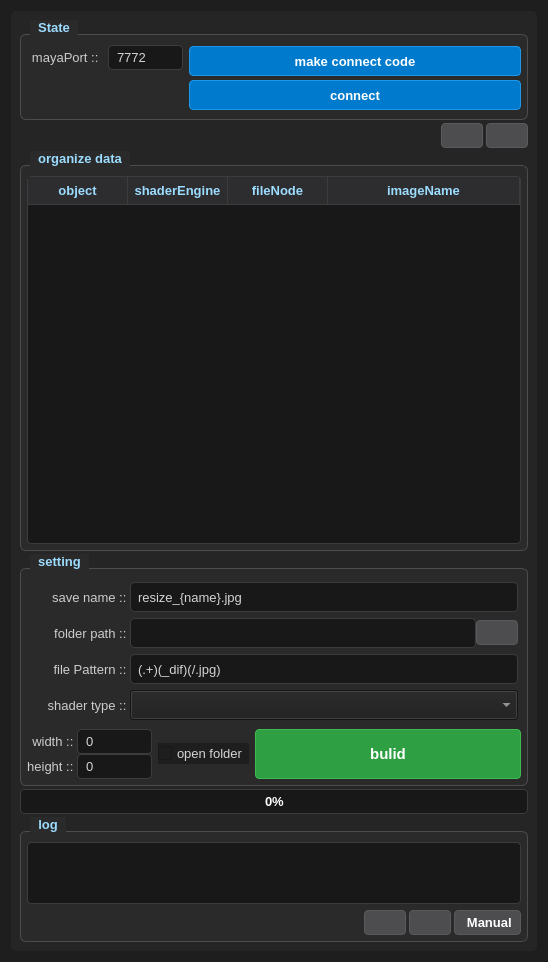
First picture: the form in resizeImgManager/2026-06-01_release/resizeImgManager/resizeImgManager.ui, repository lalasin2002/newStorege, before the edit.
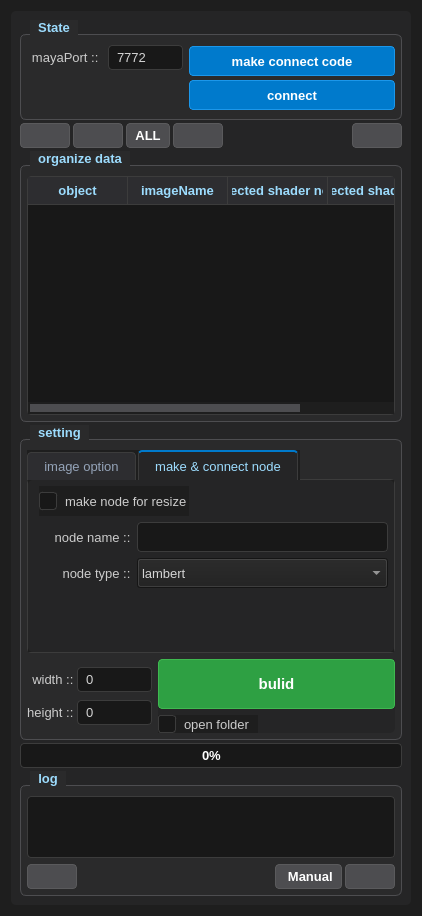
Second picture: the form after the edit. The open tabs and pages were chosen to show the change. Icons and pictures are not drawn.

What changed in the file:
```diff
--- a/resizeImgManager/2026-06-01_release/resizeImgManager/resizeImgManager.ui
+++ b/resizeImgManager/2026-06-01_release/resizeImgManager/resizeImgManager.ui
@@ -6,8 +6,8 @@
    <rect>
     <x>0</x>
     <y>0</y>
-    <width>548</width>
-    <height>962</height>
+    <width>418</width>
+    <height>916</height>
    </rect>
   </property>
   <property name="windowTitle">
@@ -124,6 +124,9 @@
 }
 
 /* tool / icon-only button — 아이콘 버튼들 */
+QPushButton#open_organizeData_Btn,
+QPushButton#organizeData_Btn,
+QPushButton#selectAll_organizeData_Btn,
 QPushButton#info_Btn,
 QPushButton#reload_organizeData_Btn,
 QPushButton#clean_organizeData_Btn,
@@ -336,10 +339,83 @@
 
 QScrollBar::add-page:horizontal, QScrollBar::sub-page:horizontal {
     background: none;
+}
+
+
+/* ---- TabWidget ------------------------------------------- */
+QTabWidget::pane {
+    border: 1px solid #3C3C3C;
+    background-color: #252526; /* 패널 기본 색상과 일치 */
+    border-radius: 4px;
+    margin-top: -1px; /* 탭 바와 자연스럽게 이어지도록 경계선 겹침 */
+}
+
+QTabBar::tab {
+    background-color: #2D2D30; /* 비활성화된 탭 배경 */
+    color: #94A3B8; /* 비활성화된 탭 글자색 (살짝 어둡게) */
+    border: 1px solid #3C3C3C;
+    border-bottom: none; /* 아래쪽 테두리를 없애서 패널과 이어지게 함 */
+    border-top-left-radius: 4px;
+    border-top-right-radius: 4px;
+    padding: 6px 16px;
+    margin-right: 2px; /* 탭 사이의 간격 */
+}
+
+QTabBar::tab:hover {
+    background-color: #3E3E42;
+    color: #FFFFFF;
+}
+
+QTabBar::tab:selected {
+    background-color: #252526; /* 선택된 탭은 패널과 동일한 배경색 */
+    color: #9CDCFE; /* 기존 GroupBox 타이틀과 동일한 포인트 색상 */
+    border-top: 2px solid #007ACC; /* VSCode 스타일 파란색 상단 라인 */
+}
+
+QTabBar::tab:!selected {
+    margin-top: 2px; /* 선택되지 않은 탭은 살짝 내려가 보이도록 입체감 부여 */
+}
+
+/* ---- CheckBox -------------------------------------------- */
+QCheckBox {
+    color: #CCCCCC;
+    spacing: 8px; /* 체크박스 네모와 글자 사이의 간격 */
+    font-size: 10pt;
+}
+
+/* 체크박스의 네모 박스(Indicator) 기본 상태 */
+QCheckBox::indicator {
+    width: 16px;
+    height: 16px;
+    background-color: #181818; /* 텍스트 입력창과 동일한 배경 */
+    border: 1px solid #3C3C3C;
+    border-radius: 3px;
+}
+
+/* 마우스를 올렸을 때 (Hover) */
+QCheckBox::indicator:hover {
+    border: 1px solid #007ACC; /* 옅은 파란색 테두리로 피드백 */
+    background-color: #1E1E1E;
+}
+
+/* 체크가 되었을 때 (Checked) */
+QCheckBox::indicator:checked {
+    background-color: #007ACC; /* VSCode 특유의 파란색 포인트 */
+    border: 1px solid #1C97EA;
+}
+
+/* 비활성화 상태일 때 (Disabled) */
+QCheckBox::indicator:disabled {
+    background-color: #2A2A2A;
+    border: 1px solid #3C3C3C;
+}
+
+QCheckBox:disabled {
+    color: #5A5A5A;
 }</string>
   </property>
-  <layout class="QVBoxLayout" name="verticalLayout_7">
-   <item>
+  <layout class="QGridLayout" name="gridLayout">
+   <item row="0" column="0">
     <widget class="QFrame" name="frame">
      <property name="minimumSize">
       <size>
@@ -347,13 +423,16 @@
        <height>0</height>
       </size>
      </property>
+     <property name="styleSheet">
+      <string notr="true"/>
+     </property>
      <property name="frameShape">
       <enum>QFrame::Shape::StyledPanel</enum>
      </property>
      <property name="frameShadow">
       <enum>QFrame::Shadow::Raised</enum>
      </property>
-     <layout class="QVBoxLayout" name="verticalLayout_5">
+     <layout class="QVBoxLayout" name="verticalLayout_5" stretch="0,0,0,2,0,0,0">
       <property name="spacing">
        <number>3</number>
       </property>
@@ -512,32 +591,65 @@
       </item>
       <item>
        <layout class="QHBoxLayout" name="organizeDataBtn_H">
-        <item>
-         <spacer name="horizontalSpacer_2">
-          <property name="orientation">
-           <enum>Qt::Orientation::Horizontal</enum>
-          </property>
-          <property name="sizeHint" stdset="0">
-           <size>
-            <width>40</width>
-            <height>20</height>
-           </size>
-          </property>
-         </spacer>
-        </item>
         <item>
          <layout class="QHBoxLayout" name="organizeDataBtn_subH">
           <property name="spacing">
            <number>3</number>
           </property>
+          <property name="leftMargin">
+           <number>0</number>
+          </property>
+          <property name="topMargin">
+           <number>0</number>
+          </property>
+          <property name="rightMargin">
+           <number>0</number>
+          </property>
+          <property name="bottomMargin">
+           <number>0</number>
+          </property>
           <item>
            <widget class="QPushButton" name="reload_organizeData_Btn">
+            <property name="minimumSize">
+             <size>
+              <width>42</width>
+              <height>0</height>
+             </size>
+            </property>
             <property name="maximumSize">
              <size>
+              <width>50</width>
+              <height>25</height>
+             </size>
+            </property>
+            <property name="sizeIncrement">
+             <size>
               <width>25</width>
               <height>25</height>
              </size>
             </property>
+            <property name="text">
+             <string/>
+            </property>
+            <property name="icon">
+             <iconset theme="QIcon::ThemeIcon::SystemReboot"/>
+            </property>
+           </widget>
+          </item>
+          <item>
+           <widget class="QPushButton" name="organizeData_Btn">
+            <property name="minimumSize">
+             <size>
+              <width>42</width>
+              <height>0</height>
+             </size>
+            </property>
+            <property name="maximumSize">
+             <size>
+              <width>50</width>
+              <height>25</height>
+             </size>
+            </property>
             <property name="sizeIncrement">
              <size>
               <width>25</width>
@@ -552,11 +664,45 @@
             </property>
            </widget>
           </item>
+          <item>
+           <widget class="QPushButton" name="selectAll_organizeData_Btn">
+            <property name="minimumSize">
+             <size>
+              <width>42</width>
+              <height>0</height>
+             </size>
+            </property>
+            <property name="maximumSize">
+             <size>
+              <width>50</width>
+              <height>25</height>
+             </size>
+            </property>
+            <property name="sizeIncrement">
+             <size>
+              <width>0</width>
+              <height>25</height>
+             </size>
+            </property>
+            <property name="text">
+             <string>ALL</string>
+            </property>
+            <property name="icon">
+             <iconset theme="QIcon::ThemeIcon::CallStop"/>
+            </property>
+           </widget>
+          </item>
           <item>
            <widget class="QPushButton" name="clean_organizeData_Btn">
+            <property name="minimumSize">
+             <size>
+              <width>42</width>
+              <height>0</height>
+             </size>
+            </property>
             <property name="maximumSize">
              <size>
-              <width>25</width>
+              <width>50</width>
               <height>25</height>
              </size>
             </property>
@@ -574,6 +720,47 @@
             </property>
            </widget>
           </item>
+          <item>
+           <spacer name="horizontalSpacer_2">
+            <property name="orientation">
+             <enum>Qt::Orientation::Horizontal</enum>
+            </property>
+            <property name="sizeHint" stdset="0">
+             <size>
+              <width>40</width>
+              <height>20</height>
+             </size>
+            </property>
+           </spacer>
+          </item>
+          <item>
+           <widget class="QPushButton" name="open_organizeData_Btn">
+            <property name="minimumSize">
+             <size>
+              <width>42</width>
+              <height>25</height>
+             </size>
+            </property>
+            <property name="maximumSize">
+             <size>
+              <width>50</width>
+              <height>25</height>
+             </size>
+            </property>
+            <property name="sizeIncrement">
+             <size>
+              <width>25</width>
+              <height>25</height>
+             </size>
+            </property>
+            <property name="text">
+             <string/>
+            </property>
+            <property name="icon">
+             <iconset theme="QIcon::ThemeIcon::AppointmentNew"/>
+            </property>
+           </widget>
+          </item>
          </layout>
         </item>
        </layout>
@@ -636,21 +823,21 @@
              <string>object</string>
             </property>
            </column>
-           <column>
-            <property name="text">
-             <string>shaderEngine</string>
-            </property>
-           </column>
-           <column>
-            <property name="text">
-             <string>fileNode</string>
-            </property>
-           </column>
            <column>
             <property name="text">
              <string>imageName</string>
             </property>
            </column>
+           <column>
+            <property name="text">
+             <string>connected shader node 1</string>
+            </property>
+           </column>
+           <column>
+            <property name="text">
+             <string>connected shader node 2</string>
+            </property>
+           </column>
           </widget>
          </item>
         </layout>
@@ -658,6 +845,18 @@
       </item>
       <item>
        <widget class="QGroupBox" name="setting_Gb">
+        <property name="minimumSize">
+         <size>
+          <width>0</width>
+          <height>315</height>
+         </size>
+        </property>
+        <property name="maximumSize">
+         <size>
+          <width>16777215</width>
+          <height>315</height>
+         </size>
+        </property>
         <property name="title">
          <string>setting</string>
         </property>
@@ -675,18 +874,44 @@
           <number>0</number>
          </property>
          <item>
+          <widget class="QTabWidget" name="tabWidget">
+           <property name="currentIndex">
+            <number>0</number>
+           </property>
+           <widget class="QWidget" name="imageTab">
+            <attribute name="title">
+             <string>image option</string>
+            </attribute>
+            <layout class="QHBoxLayout" name="horizontalLayout_2">
+             <property name="spacing">
+              <number>0</number>
+             </property>
+             <property name="leftMargin">
+              <number>0</number>
+             </property>
+             <property name="topMargin">
+              <number>0</number>
+             </property>
+             <property name="rightMargin">
+              <number>0</number>
+             </property>
+             <property name="bottomMargin">
+              <number>0</number>
+             </property>
+             <item>
+              <widget class="QFrame" name="save_F">
           <layout class="QVBoxLayout" name="savePath_V">
            <property name="leftMargin">
-            <number>3</number>
+                 <number>6</number>
            </property>
            <property name="topMargin">
-            <number>3</number>
+                 <number>6</number>
            </property>
            <property name="rightMargin">
-            <number>3</number>
+                 <number>6</number>
            </property>
            <property name="bottomMargin">
-            <number>3</number>
+                 <number>6</number>
            </property>
            <item>
             <layout class="QHBoxLayout" name="fileName_H">
@@ -903,14 +1128,245 @@
             </layout>
            </item>
           </layout>
-         </item>
+              </widget>
+             </item>
+            </layout>
+           </widget>
+           <widget class="QWidget" name="makeNcntNodeTab">
+            <attribute name="title">
+             <string>make &amp;&amp; connect node</string>
+            </attribute>
+            <layout class="QVBoxLayout" name="verticalLayout_7">
+             <property name="spacing">
+              <number>0</number>
+             </property>
+             <property name="leftMargin">
+              <number>0</number>
+             </property>
+             <property name="topMargin">
+              <number>0</number>
+             </property>
+             <property name="rightMargin">
+              <number>0</number>
+             </property>
+             <property name="bottomMargin">
+              <number>0</number>
+             </property>
          <item>
-          <layout class="QHBoxLayout" name="setting_V" stretch="5,1,5">
+              <widget class="QFrame" name="createNodeType_F">
+               <property name="frameShape">
+                <enum>QFrame::Shape::StyledPanel</enum>
+               </property>
+               <property name="frameShadow">
+                <enum>QFrame::Shadow::Raised</enum>
+               </property>
+               <layout class="QVBoxLayout" name="verticalLayout_3">
+                <property name="leftMargin">
+                 <number>6</number>
+                </property>
+                <property name="topMargin">
+                 <number>6</number>
+                </property>
+                <property name="rightMargin">
+                 <number>6</number>
+                </property>
+                <property name="bottomMargin">
+                 <number>6</number>
+                </property>
+                <item>
+                 <layout class="QHBoxLayout" name="makeNode_H">
+                  <item>
+                   <spacer name="horizontalSpacer_4">
+                    <property name="orientation">
+                     <enum>Qt::Orientation::Horizontal</enum>
+                    </property>
+                    <property name="sizeType">
+                     <enum>QSizePolicy::Policy::Minimum</enum>
+                    </property>
+                    <property name="sizeHint" stdset="0">
+                     <size>
+                      <width>5</width>
+                      <height>20</height>
+                     </size>
+                    </property>
+                   </spacer>
+                  </item>
+                  <item>
+                   <widget class="QCheckBox" name="makeNode_Chb">
+                    <property name="minimumSize">
+                     <size>
+                      <width>150</width>
+                      <height>30</height>
+                     </size>
+                    </property>
+                    <property name="maximumSize">
+                     <size>
+                      <width>150</width>
+                      <height>30</height>
+                     </size>
+                    </property>
+                    <property name="layoutDirection">
+                     <enum>Qt::LayoutDirection::LeftToRight</enum>
+                    </property>
+                    <property name="text">
+                     <string>make node for resize</string>
+                    </property>
+                   </widget>
+                  </item>
+                  <item>
+                   <spacer name="horizontalSpacer_3">
+                    <property name="orientation">
+                     <enum>Qt::Orientation::Horizontal</enum>
+                    </property>
+                    <property name="sizeHint" stdset="0">
+                     <size>
+                      <width>40</width>
+                      <height>20</height>
+                     </size>
+                    </property>
+                   </spacer>
+                  </item>
+                 </layout>
+                </item>
+                <item>
+                 <layout class="QHBoxLayout" name="nodeName_H">
+                  <property name="spacing">
+                   <number>3</number>
+                  </property>
+                  <item>
+                   <widget class="QLabel" name="createNodeName_Lb">
+                    <property name="minimumSize">
+                     <size>
+                      <width>100</width>
+                      <height>0</height>
+                     </size>
+                    </property>
+                    <property name="maximumSize">
+                     <size>
+                      <width>100</width>
+                      <height>16777215</height>
+                     </size>
+                    </property>
+                    <property name="text">
+                     <string>node name :: </string>
+                    </property>
+                    <property name="alignment">
+                     <set>Qt::AlignmentFlag::AlignRight|Qt::AlignmentFlag::AlignTrailing|Qt::AlignmentFlag::AlignVCenter</set>
+                    </property>
+                   </widget>
+                  </item>
+                  <item>
+                   <widget class="QLineEdit" name="createNodeName_Le">
+                    <property name="minimumSize">
+                     <size>
+                      <width>0</width>
+                      <height>30</height>
+                     </size>
+                    </property>
+                    <property name="maximumSize">
+                     <size>
+                      <width>16777215</width>
+                      <height>30</height>
+                     </size>
+                    </property>
+                   </widget>
+                  </item>
+                 </layout>
+                </item>
+                <item>
+                 <layout class="QHBoxLayout" name="createNodeType_H">
+                  <property name="spacing">
+                   <number>3</number>
+                  </property>
+                  <item>
+                   <widget class="QLabel" name="createNodeType_Lb">
+                    <property name="minimumSize">
+                     <size>
+                      <width>100</width>
+                      <height>0</height>
+                     </size>
+                    </property>
+                    <property name="maximumSize">
+                     <size>
+                      <width>100</width>
+                      <height>16777215</height>
+                     </size>
+                    </property>
+                    <property name="text">
+                     <string>node type :: </string>
+                    </property>
+                    <property name="alignment">
+                     <set>Qt::AlignmentFlag::AlignRight|Qt::AlignmentFlag::AlignTrailing|Qt::AlignmentFlag::AlignVCenter</set>
+                    </property>
+                   </widget>
+                  </item>
+                  <item>
+                   <widget class="QComboBox" name="createNodeType_Cbb">
+                    <property name="minimumSize">
+                     <size>
+                      <width>75</width>
+                      <height>30</height>
+                     </size>
+                    </property>
+                    <property name="maximumSize">
+                     <size>
+                      <width>16777215</width>
+                      <height>30</height>
+                     </size>
+                    </property>
+                    <item>
+                     <property name="text">
+                      <string>lambert</string>
+                     </property>
+                    </item>
+                    <item>
+                     <property name="text">
+                      <string>blinn</string>
+                     </property>
+                    </item>
+                   </widget>
+                  </item>
+                 </layout>
+                </item>
+                <item>
+                 <spacer name="verticalSpacer_2">
+                  <property name="orientation">
+                   <enum>Qt::Orientation::Vertical</enum>
+                  </property>
+                  <property name="sizeHint" stdset="0">
+                   <size>
+                    <width>20</width>
+                    <height>40</height>
+                   </size>
+                  </property>
+                 </spacer>
+                </item>
+               </layout>
+              </widget>
+             </item>
+            </layout>
+           </widget>
+          </widget>
+         </item>
+         <item>
+          <layout class="QHBoxLayout" name="setting_H" stretch="1,0">
            <item>
             <layout class="QVBoxLayout" name="resizeWidthHeight_H">
              <property name="spacing">
               <number>0</number>
              </property>
+             <property name="leftMargin">
+              <number>0</number>
+             </property>
+             <property name="topMargin">
+              <number>0</number>
+             </property>
+             <property name="rightMargin">
+              <number>0</number>
+             </property>
+             <property name="bottomMargin">
+              <number>0</number>
+             </property>
              <item>
               <layout class="QHBoxLayout" name="resizeWidth_H">
                <item>
@@ -1013,29 +1469,61 @@
             </layout>
            </item>
            <item>
+            <widget class="QFrame" name="build_F">
             <layout class="QVBoxLayout" name="openFolder_V">
-             <item>
-              <widget class="QCheckBox" name="openFolder_Chb">
-               <property name="text">
-                <string>open folder</string>
-               </property>
-              </widget>
-             </item>
-            </layout>
-           </item>
+              <property name="leftMargin">
+               <number>0</number>
+              </property>
+              <property name="topMargin">
+               <number>0</number>
+              </property>
+              <property name="rightMargin">
+               <number>0</number>
+              </property>
+              <property name="bottomMargin">
+               <number>0</number>
+              </property>
            <item>
             <widget class="QPushButton" name="build_Btn">
              <property name="minimumSize">
               <size>
-               <width>0</width>
+                  <width>225</width>
                <height>50</height>
               </size>
              </property>
+                <property name="maximumSize">
+                 <size>
+                  <width>16777215</width>
+                  <height>100</height>
+                 </size>
+                </property>
              <property name="text">
               <string>bulid</string>
              </property>
             </widget>
            </item>
+              <item>
+               <widget class="QCheckBox" name="openFolder_Chb">
+                <property name="minimumSize">
+                 <size>
+                  <width>100</width>
+                  <height>0</height>
+                 </size>
+                </property>
+                <property name="maximumSize">
+                 <size>
+                  <width>100</width>
+                  <height>16777215</height>
+                 </size>
+                </property>
+                <property name="text">
+                 <string>open folder</string>
+                </property>
+               </widget>
+              </item>
+             </layout>
+            </widget>
+           </item>
           </layout>
          </item>
         </layout>
@@ -1105,47 +1593,6 @@
            <property name="spacing">
             <number>3</number>
            </property>
-           <item>
-            <spacer name="horizontalSpacer">
-             <property name="orientation">
-              <enum>Qt::Orientation::Horizontal</enum>
-             </property>
-             <property name="sizeHint" stdset="0">
-              <size>
-               <width>40</width>
-               <height>20</height>
-              </size>
-             </property>
-            </spacer>
-           </item>
-           <item>
-            <widget class="QPushButton" name="openLogPte_Btn">
-             <property name="minimumSize">
-              <size>
-               <width>42</width>
-               <height>25</height>
-              </size>
-             </property>
-             <property name="maximumSize">
-              <size>
-               <width>25</width>
-               <height>25</height>
-              </size>
-             </property>
-             <property name="sizeIncrement">
-              <size>
-               <width>25</width>
-               <height>25</height>
-              </size>
-             </property>
-             <property name="text">
-              <string/>
-             </property>
-             <property name="icon">
-              <iconset theme="QIcon::ThemeIcon::AppointmentNew"/>
-             </property>
-            </widget>
-           </item>
            <item>
             <widget class="QPushButton" name="clearLogPte_Btn">
              <property name="minimumSize">
@@ -1156,7 +1603,7 @@
              </property>
              <property name="maximumSize">
               <size>
-               <width>25</width>
+               <width>50</width>
                <height>25</height>
               </size>
              </property>
@@ -1174,11 +1621,24 @@
              </property>
             </widget>
            </item>
+           <item>
+            <spacer name="horizontalSpacer">
+             <property name="orientation">
+              <enum>Qt::Orientation::Horizontal</enum>
+             </property>
+             <property name="sizeHint" stdset="0">
+              <size>
+               <width>40</width>
+               <height>20</height>
+              </size>
+             </property>
+            </spacer>
+           </item>
            <item>
             <widget class="QPushButton" name="info_Btn">
              <property name="minimumSize">
               <size>
-               <width>100</width>
+               <width>42</width>
                <height>25</height>
               </size>
              </property>
@@ -1202,6 +1662,34 @@
              </property>
             </widget>
            </item>
+           <item>
+            <widget class="QPushButton" name="openLogPte_Btn">
+             <property name="minimumSize">
+              <size>
+               <width>42</width>
+               <height>25</height>
+              </size>
+             </property>
+             <property name="maximumSize">
+              <size>
+               <width>50</width>
+               <height>25</height>
+              </size>
+             </property>
+             <property name="sizeIncrement">
+              <size>
+               <width>25</width>
+               <height>25</height>
+              </size>
+             </property>
+             <property name="text">
+              <string/>
+             </property>
+             <property name="icon">
+              <iconset theme="QIcon::ThemeIcon::AppointmentNew"/>
+             </property>
+            </widget>
+           </item>
           </layout>
          </item>
         </layout>
```
Left out of the diff: 2 changed lines with no effect on the pictures. Lines whose indentation alone changed are shown as unchanged.
